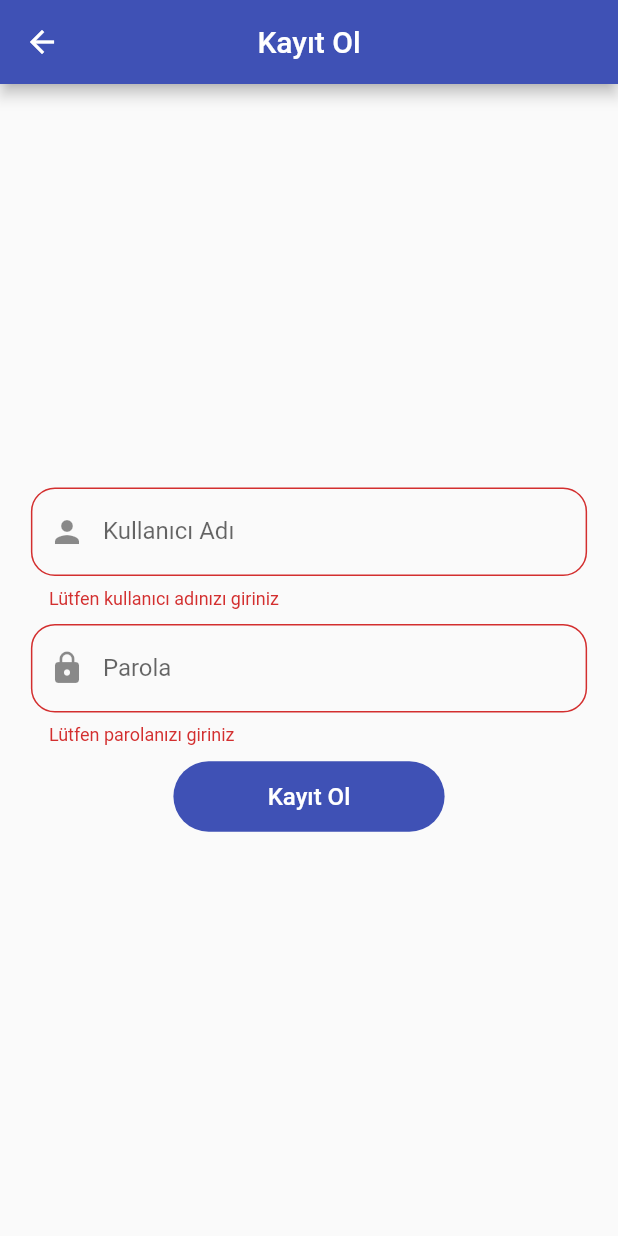
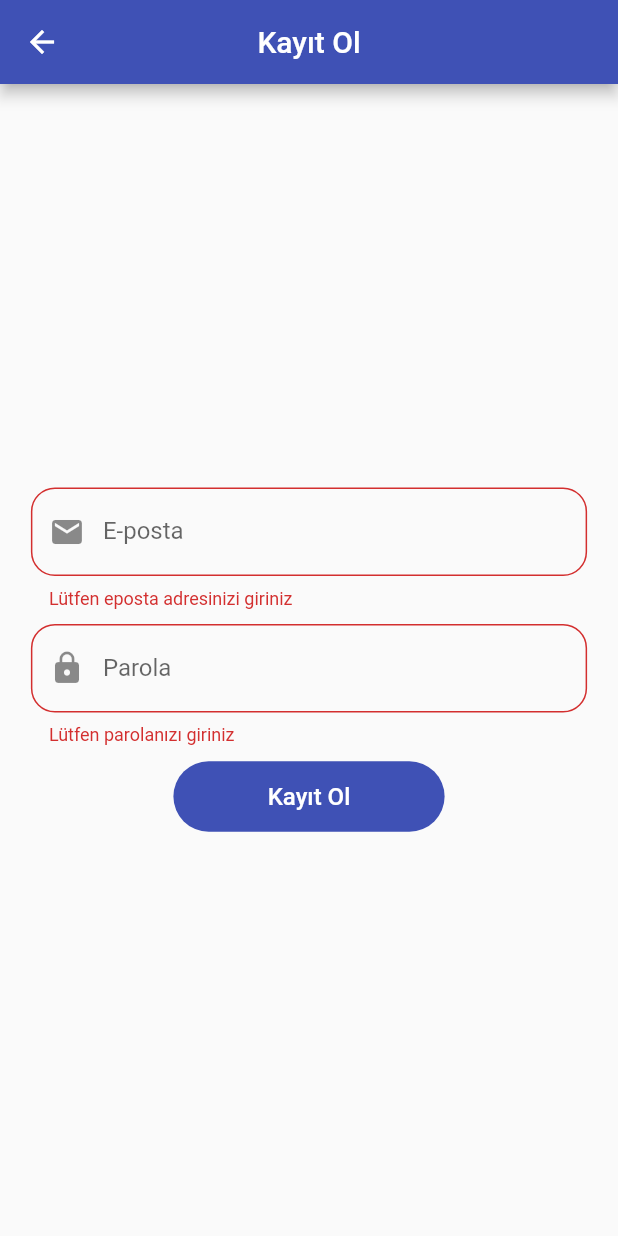
Before and after one commit to tekangun/flutter_tubit_ders, a Flutter app: the RegisteryPage screen opened directly, after a tap on "Kayıt Ol", on a phone screen of 412 x 824 dp. Run offline on Flutter 3.47's test engine with Material 2 defaults, Android fonts, the phone set to English and light mode, and no system bars; our stand-ins replace cloud_firestore, firebase_auth, firebase_core, fluttertoast, hive, hive_flutter; accounts and stored records are empty.

```diff
--- a/lib/main.dart
+++ b/lib/main.dart
@@ -1,12 +1,13 @@
+import 'package:firebase_core/firebase_core.dart';
 import 'package:flutter/material.dart';
 import 'package:flutter_app/main_nav_page.dart';
 import 'package:hive_flutter/hive_flutter.dart';
 import 'package:hive/hive.dart';
 void main() {
   Hive.initFlutter();
+  Firebase.initializeApp();
   runApp(MyApp());
 }
-
 class MyApp extends StatelessWidget {
   // This widget is the root of your application.
   @override
--- a/lib/screens/constants.dart
+++ b/lib/screens/constants.dart
@@ -1,2 +1,3 @@
 
+String currentUserId;
 List<dynamic> users = [];
--- a/lib/screens/nav_pages/profile_page.dart
+++ b/lib/screens/nav_pages/profile_page.dart
@@ -1,3 +1,4 @@
+import 'package:firebase_auth/firebase_auth.dart';
 import 'package:flutter/material.dart';
 import 'package:flutter_app/main_nav_page.dart';
 import 'package:fluttertoast/fluttertoast.dart';
@@ -9,14 +10,14 @@ class ProfilePage extends StatefulWidget {
 }
 
 class _ProfilePageState extends State<ProfilePage> {
-  var name = "";
+  var email = "";
 
   void loadDefaults() async{
     await Hive.openBox('SignBox');
     var box = Hive.box('SignBox');
     if(mounted){
       setState(() {
-        name = box.get('username');
+        email = box.get('email');
       });
     }
   }
@@ -30,6 +31,7 @@ class _ProfilePageState extends State<ProfilePage> {
   Widget build(BuildContext context) {
     void logOut() async {
       await Hive.deleteFromDisk();
+      await FirebaseAuth.instance.signOut();
       Fluttertoast.showToast(msg: 'Çıkış Yapıldı!');
       Navigator.pushAndRemoveUntil(context,
           MaterialPageRoute(builder: (_) => NavPage()), (route) => false);
@@ -51,7 +53,7 @@ class _ProfilePageState extends State<ProfilePage> {
           child: Column(
             mainAxisAlignment: MainAxisAlignment.center,
             children: [
-              Text('Kullanıcı Adı: $name'),
+              Text('Eposta: $email'),
               SizedBox(height: 10,),
               Text('Profil'),
             ],
--- a/lib/screens/sign_pages/registery_page.dart
+++ b/lib/screens/sign_pages/registery_page.dart
@@ -1,3 +1,4 @@
+import 'package:firebase_auth/firebase_auth.dart';
 import 'package:flutter/material.dart';
 import 'package:flutter_app/screens/constants.dart';
 import 'package:fluttertoast/fluttertoast.dart';
@@ -8,14 +9,26 @@ class RegisteryPage extends StatefulWidget {
 }
 
 class _RegisteryPageState extends State<RegisteryPage> {
-  final usernameController = TextEditingController();
+  final  emailController = TextEditingController();
   final passwordController = TextEditingController();
   final _formKey = GlobalKey<FormState>();
 
-  void startRegistery(){
+
+    Future registerFirebase(String _email,String _password){
+    var auth = FirebaseAuth.instance;
+    try{
+        auth.createUserWithEmailAndPassword(email: _email, password: _password);
+    }
+    catch (error) {
+      print('Hata: $error');
+    }
+
+
+  }
+  void startRegistery() async{
     if(_formKey.currentState.validate()){
       FocusScope.of(context).unfocus();
-      users.add([usernameController.text,passwordController.text]);
+      await registerFirebase(emailController.text,passwordController.text);
       Fluttertoast.showToast(msg: 'Kayıt Başarılı');
       Navigator.pop(context);
     }
@@ -42,17 +55,17 @@ class _RegisteryPageState extends State<RegisteryPage> {
                       TextFormField(
                         validator: (String value){
                           if(value.isEmpty){
-                            return 'Lütfen kullanıcı adınızı giriniz';
+                            return 'Lütfen eposta adresinizi giriniz';
                           }
                           else return null;
                         },
-                        controller: usernameController,
+                        controller: emailController,
                         decoration: InputDecoration(
-                            prefixIcon: Icon(Icons.person),
+                            prefixIcon: Icon(Icons.mail),
                             border: OutlineInputBorder(
                               borderRadius: BorderRadius.circular(16),
                             ),
-                            labelText: 'Kullanıcı Adı'),
+                            labelText: 'E-posta'),
                       ),
                       SizedBox(
                         height: 10,
@@ -63,6 +76,9 @@ class _RegisteryPageState extends State<RegisteryPage> {
                         validator: (String value){
                           if(value.isEmpty){
                             return 'Lütfen parolanızı giriniz';
+                          }
+                          else if(value.length < 6){
+                            return 'Parola en az 6 karakterli olmalıdır. (${value.length})';
                           }
                           else return null;
                         },
--- a/lib/screens/sign_pages/sign_check.dart
+++ b/lib/screens/sign_pages/sign_check.dart
@@ -1,3 +1,4 @@
+import 'package:firebase_auth/firebase_auth.dart';
 import 'package:flutter/material.dart';
 import 'package:flutter_app/screens/nav_pages/nav_bar.dart';
 import 'package:flutter_app/screens/sign_pages/login_page.dart';
--- a/pubspec.yaml
+++ b/pubspec.yaml
@@ -29,6 +29,9 @@ dependencies:
   fluttertoast: ^7.1.8
   hive: ^1.4.4+1
   hive_flutter: ^0.3.1
+  cloud_firestore: ^0.14.1+3
+  firebase_auth: ^0.18.1+2
+  firebase_core : ^0.5.0
   # The following adds the Cupertino Icons font to your application.
   # Use with the CupertinoIcons class for iOS style icons.
 
```
Also changed, not shown: lib/main_nav_page.dart (+11 -5 lines), lib/screens/firebase/firebase_home.dart (added, +56 -0 lines), lib/screens/sign_pages/login_page.dart (+39 -21 lines), pubspec.lock, 4 other files.
